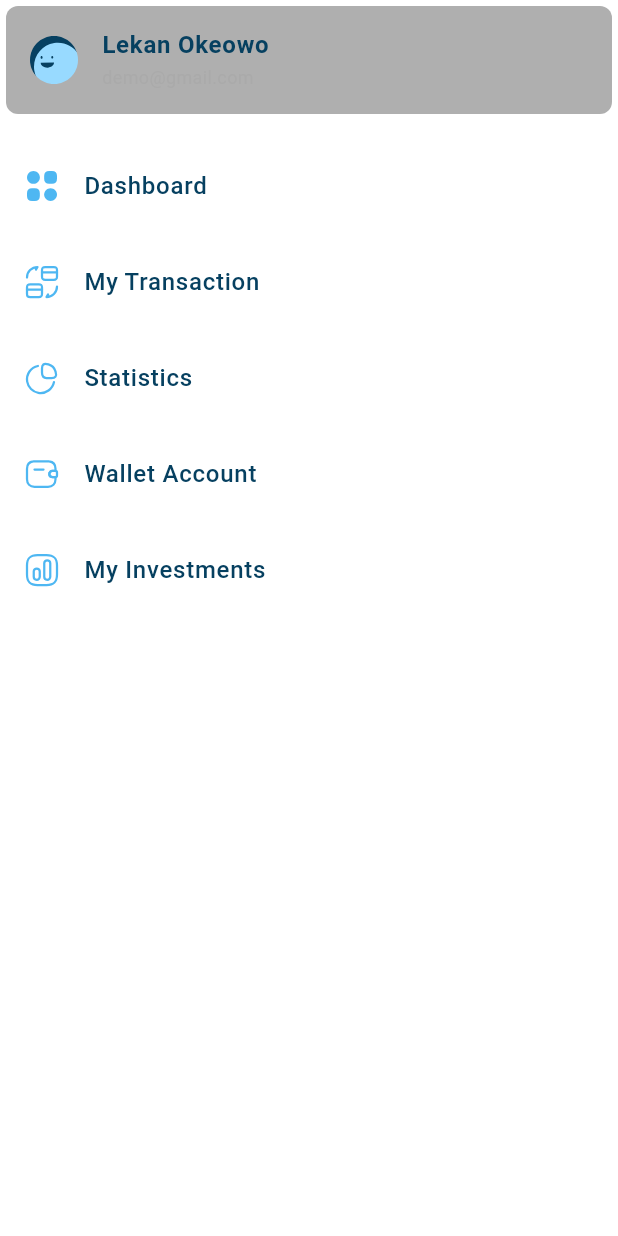
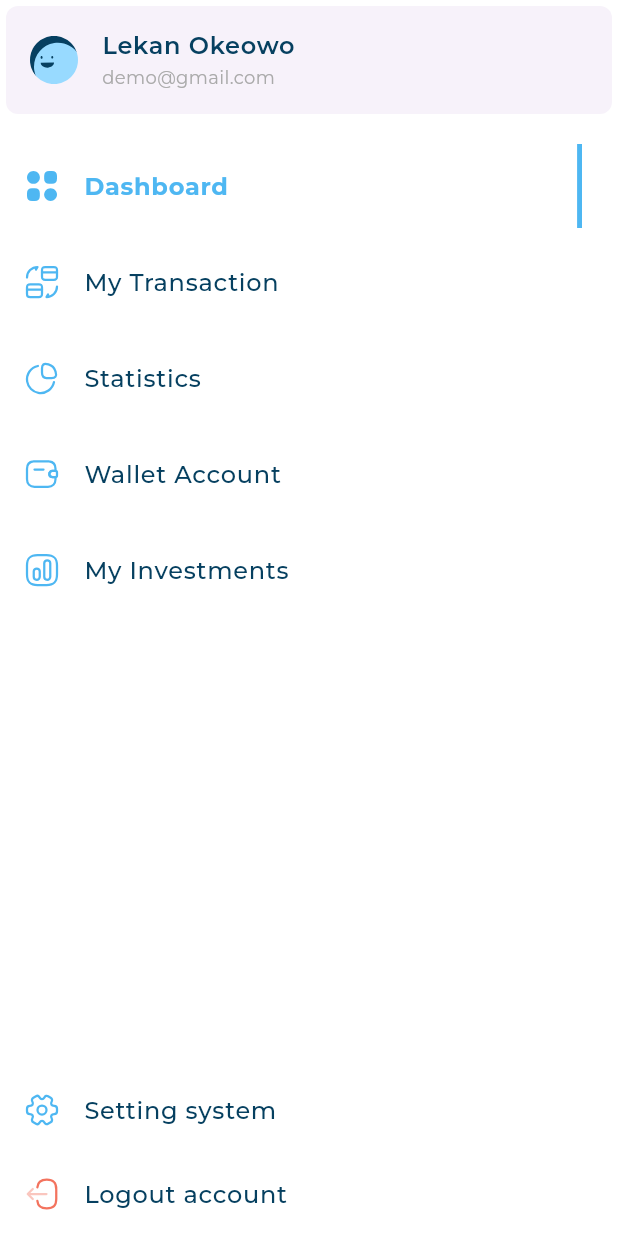
Before and after one commit to fatima304/Responsive-Dashboard, a Flutter app: the CustomDrawer widget shown alone on an empty page, opened directly, on a phone screen of 412 x 824 dp. Run offline on Flutter 3.47's test engine with Material 3 defaults, Android fonts, the phone set to English and light mode, and no system bars; our stand-ins replace flutter_svg.

```diff
--- /dev/null
+++ b/lib/Widgets/active&inactive.dart
@@ -0,0 +1,57 @@
+import 'package:flutter/widgets.dart';
+import 'package:flutter_svg/svg.dart';
+import 'package:flutter/material.dart';
+import 'package:admin_dashboard/utils/app_style.dart';
+import 'package:admin_dashboard/models/drawerItemModel.dart';
+
+class InActiveDrawerItem extends StatelessWidget {
+  const InActiveDrawerItem({
+    super.key,
+    required this.drawerItemModel,
+  });
+
+  final DrawerItemModel drawerItemModel;
+
+  @override
+  Widget build(BuildContext context) {
+    return ListTile(
+      leading: SvgPicture.asset(
+        drawerItemModel.image,
+      ),
+      title: Text(
+        drawerItemModel.title,
+        style: AppStyles.styleMedium16,
+      ),
+    );
+  }
+}
+
+class ActiveDrawerItem extends StatelessWidget {
+  const ActiveDrawerItem({
+    super.key,
+    required this.drawerItemModel,
+  });
+
+  final DrawerItemModel drawerItemModel;
+
+  @override
+  Widget build(BuildContext context) {
+    return ListTile(
+      leading: SvgPicture.asset(
+        drawerItemModel.image,
+      ),
+      title: Text(
+        drawerItemModel.title,
+        style: AppStyles.styleBold16,
+      ),
+      trailing: Container(
+        width: 3.27,
+        decoration: const BoxDecoration(
+          color: Color(
+            0xff4EB7F2,
+          ),
+        ),
+      ),
+    );
+  }
+}
--- a/lib/Widgets/customDrawerItemListView.dart
+++ b/lib/Widgets/customDrawerItemListView.dart
@@ -28,17 +28,18 @@ class _CustomDrawerItemListViewState extends State<CustomDrawerItemListView> {
 
   @override
   Widget build(BuildContext context) {
-    return ListView.builder(
-      shrinkWrap: true,
-      physics: const NeverScrollableScrollPhysics(),
+    return SliverList.builder(
       itemCount: items.length,
       itemBuilder: (context, index) {
         return GestureDetector(
           onTap: () {
             if (activeIndex != index) {
-              setState(() {
-                activeIndex = index;
-              });
+              setState(
+                () {
+                  activeIndex = index;
+                  print(activeIndex);
+                },
+              );
             }
           },
           child: Padding(
--- a/lib/Widgets/custom_drawer.dart
+++ b/lib/Widgets/custom_drawer.dart
@@ -1,3 +1,5 @@
+import 'package:admin_dashboard/Widgets/active&inactive.dart';
+import 'package:admin_dashboard/models/drawerItemModel.dart';
 import 'package:flutter/material.dart';
 import 'package:admin_dashboard/utils/app_images.dart';
 import 'package:admin_dashboard/Widgets/user_info_list_tile.dart';
@@ -10,17 +12,44 @@ class CustomDrawer extends StatelessWidget {
   Widget build(BuildContext context) {
     return Container(
       color: Colors.white,
-      child: const Column(
-        children: [
-          UserInfoListTile(
-            image: Assets.imagesAvatar,
-            title: 'Lekan Okeowo',
-            subTitle: 'demo@gmail.com',
+      child: const CustomScrollView(
+        slivers: [
+          SliverToBoxAdapter(
+            child: UserInfoListTile(
+              image: Assets.imagesAvatar,
+              title: 'Lekan Okeowo',
+              subTitle: 'demo@gmail.com',
+            ),
           ),
-          SizedBox(
-            height: 8,
+          SliverToBoxAdapter(
+            child: SizedBox(
+              height: 8,
+            ),
           ),
-          CustomDrawerItemListView()
+          CustomDrawerItemListView(),
+          SliverFillRemaining(
+            hasScrollBody: false,
+            child: Column(
+              children: [
+                Expanded(
+                  child: SizedBox(),
+                ),
+                InActiveDrawerItem(
+                  drawerItemModel: DrawerItemModel(
+                      title: 'Setting system', image: Assets.imagesSetting),
+                ),
+                InActiveDrawerItem(
+                  drawerItemModel: DrawerItemModel(
+                      title: 'Logout account', image: Assets.imagesLogout),
+                ),
+              ],
+            ),
+          ),
+          SliverToBoxAdapter(
+            child: SizedBox(
+              height: 48,
+            ),
+          )
         ],
       ),
     );
--- a/lib/Widgets/drawer_item.dart
+++ b/lib/Widgets/drawer_item.dart
@@ -1,7 +1,6 @@
-import 'package:flutter_svg/svg.dart';
 import 'package:flutter/material.dart';
-import 'package:admin_dashboard/utils/app_style.dart';
 import 'package:admin_dashboard/models/drawerItemModel.dart';
+import 'package:admin_dashboard/Widgets/active&inactive.dart';
 
 class DrawerItem extends StatelessWidget {
   const DrawerItem({
@@ -14,18 +13,8 @@ class DrawerItem extends StatelessWidget {
 
   @override
   Widget build(BuildContext context) {
-    return Column(
-      children: [
-        ListTile(
-          leading: SvgPicture.asset(
-            drawerItemModel.image,
-          ),
-          title: Text(
-            drawerItemModel.title,
-            style: AppStyles.styleMedium16,
-          ),
-        ),
-      ],
-    );
+    return isActive
+        ? ActiveDrawerItem(drawerItemModel: drawerItemModel)
+        : InActiveDrawerItem(drawerItemModel: drawerItemModel);
   }
 }
--- a/lib/Widgets/user_info_list_tile.dart
+++ b/lib/Widgets/user_info_list_tile.dart
@@ -12,7 +12,7 @@ class UserInfoListTile extends StatelessWidget {
   @override
   Widget build(BuildContext context) {
     return Card(
-      color: const Color(0xfffafafaf),
+      //  color: const Color(0xffafafaf),
       elevation: 0,
       shape: RoundedRectangleBorder(
         borderRadius: BorderRadius.circular(8),
```
Also changed, not shown: pubspec.yaml (+4 -6 lines), assets/fonts/Montserrat-VariableFont_wght.ttf (added).
